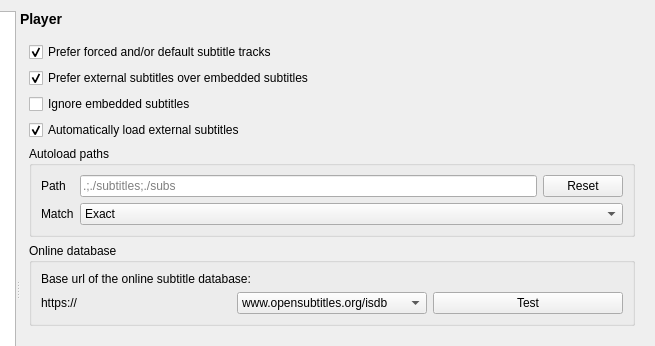
Before: the Qt Designer form settingswindow.ui in mpc-qt/mpc-qt, drawn with Qt 5; both pictures show x 241 to 896 and y 0 to 346 of the 896 by 605 pixel window.
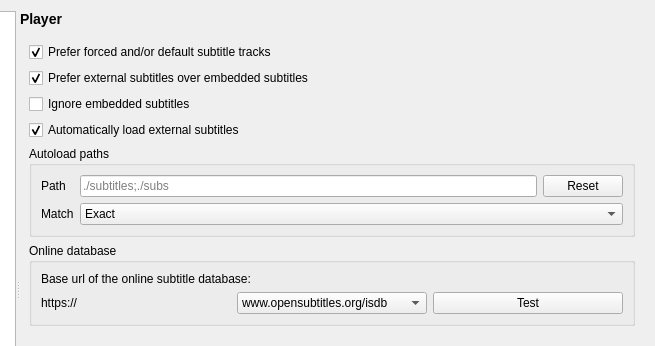
After: the same form once the commit is applied. The open tabs and pages were chosen to show the change.

Commit message:
Don't add the current directory to external subtitles search
mpv already searches in it, so it just adds a duplicate subtitle.

Patch:
```diff
--- a/settingswindow.ui
+++ b/settingswindow.ui
@@ -6807,7 +6807,7 @@
                 <item>
                  <widget class="QLineEdit" name="subtitlesAutoloadPath">
                   <property name="placeholderText">
-                   <string notr="true">.;./subtitles;./subs</string>
+                   <string notr="true">./subtitles;./subs</string>
                   </property>
                  </widget>
                 </item>
```
